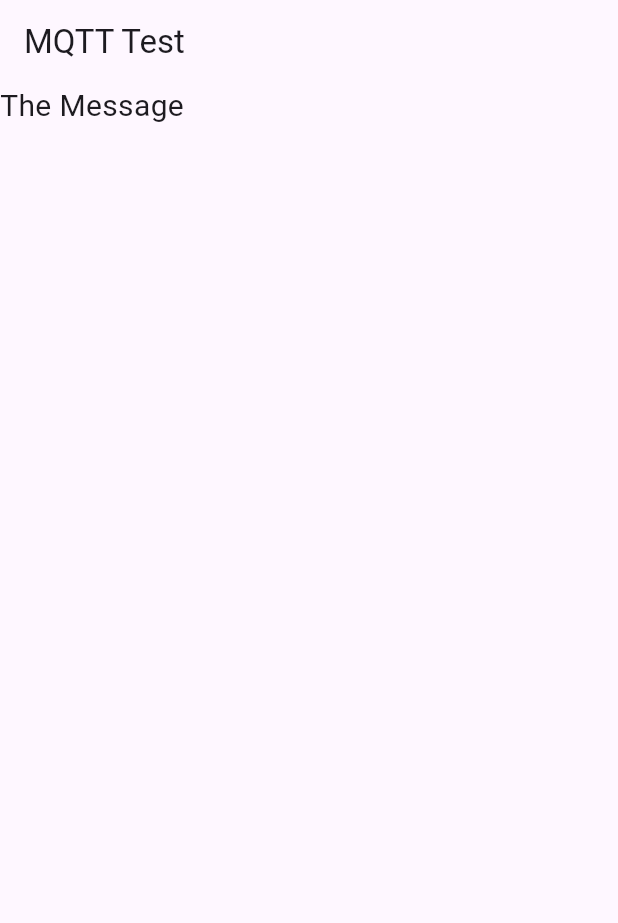
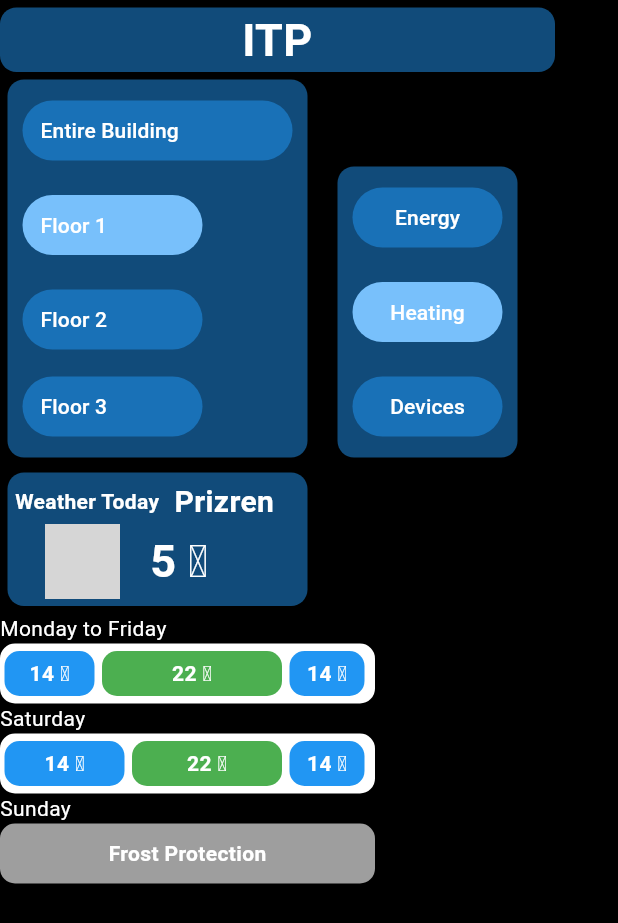
Before and after one commit to BrilantdonNura/Ampereum, a Flutter app: the screen it shows after launch, on a phone screen of 412 x 824 dp. Shown: the top 923 px of the screen. Run offline on Flutter 3.47's test engine with Material 3 defaults, Android fonts, the phone set to English and light mode, and no system bars; missing offline and left inert: mqtt_client; grey boxes are pictures that could not be loaded.

Commit message:
Started building the dashboard

```diff
--- a/lib/main.dart
+++ b/lib/main.dart
@@ -1,11 +1,12 @@
 import 'package:flutter/material.dart';
-import 'package:smarthomev3/test.dart';
+import 'package:smarthomev3/mqtt/test_mqtt.dart';
+import 'package:smarthomev3/screens/dashboard/dash_board.dart';
 
 void main(List<String> args) {
-  runApp(
-    const MaterialApp(
-      debugShowCheckedModeBanner: false,
-      home: TestMQTT(),
-    )
-  );
+  runApp(const MaterialApp(
+    debugShowCheckedModeBanner: false,
+    home: DashBoard(
+      userName: "ITP",
+    ),
+  ));
 }
--- a/lib/mqtt/mqtt_service.dart
+++ b/lib/mqtt/mqtt_service.dart
@@ -1,6 +1,6 @@
 import 'package:mqtt_client/mqtt_server_client.dart';
 import 'package:mqtt_client/mqtt_client.dart';
-// import 'package:mqtt_client/mqtt_browser_client.dart';
+import 'package:mqtt_client/mqtt_browser_client.dart'; // when developing in web
 
 import 'dart:io' show Platform;
 import 'package:flutter/foundation.dart' show kIsWeb;
@@ -10,19 +10,16 @@ import 'dart:math';
 class MqttService {
   // MqttServerClient? mqttClient;
 
+  final mqttClient = MqttBrowserClient(
+      'ws://192.168.56.1/ws', 'user_${Random().nextInt(10000)}');
 
-  // final mqttClient = kIsWeb
-  //     ? MqttBrowserClient(
-  //         'ws://192.168.56.1/ws', 'user_${Random().nextInt(10000)}')
-  //     : MqttServerClient("192.168.56.1", 'user_${Random().nextInt(10000)}');
-
-  final mqttClient =
-      MqttServerClient("192.168.56.1", 'user_${Random().nextInt(10000)}');
+  // final mqttClient =
+  //     MqttServerClient("192.168.56.1", 'user_${Random().nextInt(10000)}');
 
   Function(dynamic data, dynamic topic)? onDataReceived; // Callback f
 
   Future<void> connect() async {
-    mqttClient.port = 1883;
+    mqttClient.port = 9001; // 1883 over MQTT 9001 over ws
     mqttClient.keepAlivePeriod = 30;
     // mqttClient.secure = false;
 
--- a/lib/test.dart
+++ b/lib/mqtt/test_mqtt.dart
@@ -34,6 +34,7 @@ class _TestMQTTState extends State<TestMQTT> {
 
   @override
   Widget build(BuildContext context) {
+    print("width ${MediaQuery.of(context).size.width}");
     return Scaffold(
       appBar: AppBar(
         title: Text("MQTT Test"),
--- /dev/null
+++ b/lib/screens/dashboard/dash_board.dart
@@ -0,0 +1,35 @@
+import 'package:flutter/material.dart';
+import 'package:smarthomev3/screens/dashboard/widgets/building_floors.dart';
+import 'package:smarthomev3/screens/dashboard/widgets/monitor_type.dart';
+import 'package:smarthomev3/screens/dashboard/widgets/name_container.dart';
+import 'package:smarthomev3/screens/dashboard/widgets/weather_outdoor.dart';
+import 'package:smarthomev3/screens/dashboard/widgets/weekly_optimal_temp.dart';
+
+class DashBoard extends StatelessWidget {
+  const DashBoard({required this.userName, super.key});
+  final String userName;
+
+  @override
+  Widget build(BuildContext context) {
+    return Scaffold(
+        backgroundColor: Colors.black,
+        body: Column(
+          crossAxisAlignment: CrossAxisAlignment.start,
+          children: [
+            NameContainer(userName: userName),
+            const Row(
+              crossAxisAlignment: CrossAxisAlignment.end,
+              children: [
+                BuildinFloors(),
+                SizedBox(
+                  width: 10.0,
+                ),
+                MonitorType(),
+              ],
+            ),
+            const WeatherOutdoor(),
+            WeeklyOptimalTemp(),
+          ],
+        ));
+  }
+}
--- /dev/null
+++ b/lib/screens/dashboard/widgets/building_floors.dart
@@ -0,0 +1,107 @@
+import 'package:flutter/material.dart';
+
+class BuildinFloors extends StatefulWidget {
+  const BuildinFloors({super.key});
+
+  @override
+  State<BuildinFloors> createState() => _BuildinFloorsState();
+}
+
+class _BuildinFloorsState extends State<BuildinFloors> {
+  int button_selected = 1;
+
+  @override
+  Widget build(BuildContext context) {
+    return Container(
+      margin: EdgeInsets.all(5.0),
+      padding: EdgeInsets.symmetric(horizontal: 10, vertical: 5),
+      decoration: BoxDecoration(
+        color: Colors.blue.withOpacity(0.5),
+        borderRadius: BorderRadius.circular(11),
+      ),
+      child: Column(
+        crossAxisAlignment: CrossAxisAlignment.start,
+        children: [
+          Container(
+            width: 180,
+            margin: EdgeInsets.symmetric(vertical: 5.0),
+            child: TextButton(
+                style: TextButton.styleFrom(
+                  alignment: Alignment.centerLeft,
+                  backgroundColor: button_selected == 0
+                      ? const Color.fromARGB(255, 120, 192, 251)
+                      : Colors.blue.withOpacity(0.5),
+                ),
+                onPressed: () {
+                  button_selected = 0;
+                  setState(() {});
+                },
+                child: Text(
+                  "Entire Building",
+                  style: TextStyle(color: Colors.white),
+                )),
+          ),
+          Container(
+            width: 120,
+            margin: EdgeInsets.symmetric(vertical: 10.0),
+            child: TextButton(
+                style: TextButton.styleFrom(
+                  alignment: Alignment.centerLeft,
+                  backgroundColor: button_selected == 1
+                      ? const Color.fromARGB(255, 120, 192, 251)
+                      : Colors.blue.withOpacity(0.5),
+                ),
+                onPressed: () {
+                  button_selected = 1;
+                  setState(() {});
+                },
+                child: Text(
+                  "Floor 1",
+                  style: TextStyle(
+                    color: Colors.white,
+                  ),
+                )),
+          ),
+          Container(
+            width: 120,
+            margin: EdgeInsets.symmetric(vertical: 5.0),
+            child: TextButton(
+                style: TextButton.styleFrom(
+                  alignment: Alignment.centerLeft,
+                  backgroundColor: button_selected == 2
+                      ? const Color.fromARGB(255, 120, 192, 251)
+                      : Colors.blue.withOpacity(0.5),
+                ),
+                onPressed: () {
+                  button_selected = 2;
+                  setState(() {});
+                },
+                child: Text(
+                  "Floor 2",
+                  style: TextStyle(color: Colors.white),
+                )),
+          ),
+          Container(
+            width: 120,
+            margin: EdgeInsets.symmetric(vertical: 5.0),
+            child: TextButton(
+                style: TextButton.styleFrom(
+                  alignment: Alignment.centerLeft,
+                  backgroundColor: button_selected == 3
+                      ? const Color.fromARGB(255, 120, 192, 251)
+                      : Colors.blue.withOpacity(0.5),
+                ),
+                onPressed: () {
+                  button_selected = 3;
+                  setState(() {});
+                },
+                child: Text(
+                  "Floor 3",
+                  style: TextStyle(color: Colors.white),
+                )),
+          ),
+        ],
+      ),
+    );
+  }
+}
--- /dev/null
+++ b/lib/screens/dashboard/widgets/mon_fri.dart
@@ -0,0 +1,62 @@
+import 'package:flutter/foundation.dart';
+import 'package:flutter/material.dart';
+
+class MonToFri extends StatelessWidget {
+  const MonToFri({super.key});
+
+  @override
+  Widget build(BuildContext context) {
+    return         Container(
+          decoration: BoxDecoration(
+              color: Colors.white, borderRadius: BorderRadius.circular(10)),
+          height: 40,
+          width: 250,
+          child: Row(
+            children: [
+              Container(
+                alignment: Alignment.center,
+                decoration: BoxDecoration(
+                    color: Colors.blue,
+                    borderRadius: BorderRadius.circular(10)),
+                child: Text(
+                  "14 \u2103",
+                  style: TextStyle(
+                      color: Colors.white, fontWeight: FontWeight.bold),
+                ),
+                margin: EdgeInsets.only(left: 3),
+                height: 30,
+                width: 60,
+              ),
+              Container(
+                alignment: Alignment.center,
+                decoration: BoxDecoration(
+                    color: Colors.green,
+                    borderRadius: BorderRadius.circular(10)),
+                child: Text(
+                  "22 \u2103",
+                  style: TextStyle(
+                      color: Colors.white, fontWeight: FontWeight.bold),
+                ),
+                margin: EdgeInsets.only(left: 5),
+                height: 30,
+                width: 120,
+              ),
+              Container(
+                alignment: Alignment.center,
+                decoration: BoxDecoration(
+                    color: Colors.blue,
+                    borderRadius: BorderRadius.circular(10)),
+                child: Text(
+                  "14 \u2103",
+                  style: TextStyle(
+                      color: Colors.white, fontWeight: FontWeight.bold),
+                ),
+                margin: EdgeInsets.only(left: 5),
+                height: 30,
+                width: 50,
+              ),
+            ],
+          ),
+        );
+  }
+}
--- /dev/null
+++ b/lib/screens/dashboard/widgets/monitor_type.dart
@@ -0,0 +1,82 @@
+import 'package:flutter/material.dart';
+
+class MonitorType extends StatefulWidget {
+  const MonitorType({super.key});
+
+  @override
+  State<MonitorType> createState() => _MonitorTypeState();
+}
+
+class _MonitorTypeState extends State<MonitorType> {
+  int button_selected = 1;
+
+  @override
+  Widget build(BuildContext context) {
+    return Container(
+      margin: EdgeInsets.all(5.0),
+      padding: EdgeInsets.symmetric(horizontal: 10, vertical: 5),
+      decoration: BoxDecoration(
+        color: Colors.blue.withOpacity(0.5),
+        borderRadius: BorderRadius.circular(11),
+      ),
+      child: Column(
+        children: [
+          Container(
+            width: 100,
+            margin: EdgeInsets.symmetric(vertical: 5.0),
+            child: TextButton(
+                style: TextButton.styleFrom(
+                  backgroundColor: button_selected == 0
+                      ? const Color.fromARGB(255, 120, 192, 251)
+                      : Colors.blue.withOpacity(0.5),
+                ),
+                onPressed: () {
+                  button_selected = 0;
+                  setState(() {});
+                },
+                child: Text(
+                  "Energy",
+                  style: TextStyle(color: Colors.white),
+                )),
+          ),
+          Container(
+            width: 100,
+            margin: EdgeInsets.symmetric(vertical: 10.0),
+            child: TextButton(
+                style: TextButton.styleFrom(
+                  backgroundColor: button_selected == 1
+                      ? const Color.fromARGB(255, 120, 192, 251)
+                      : Colors.blue.withOpacity(0.5),
+                ),
+                onPressed: () {
+                  button_selected = 1;
+                  setState(() {});
+                },
+                child: Text(
+                  "Heating",
+                  style: TextStyle(color: Colors.white),
+                )),
+          ),
+          Container(
+            width: 100,
+            margin: EdgeInsets.symmetric(vertical: 5.0),
+            child: TextButton(
+                style: TextButton.styleFrom(
+                  backgroundColor: button_selected == 2
+                      ? const Color.fromARGB(255, 120, 192, 251)
+                      : Colors.blue.withOpacity(0.5),
+                ),
+                onPressed: () {
+                  button_selected = 2;
+                  setState(() {});
+                },
+                child: Text(
+                  "Devices",
+                  style: TextStyle(color: Colors.white),
+                )),
+          ),
+        ],
+      ),
+    );
+  }
+}
--- /dev/null
+++ b/lib/screens/dashboard/widgets/name_container.dart
@@ -0,0 +1,25 @@
+import 'package:flutter/foundation.dart';
+import 'package:flutter/material.dart';
+
+class NameContainer extends StatelessWidget {
+  const NameContainer({required this.userName, super.key});
+  final String userName;
+
+  @override
+  Widget build(BuildContext context) {
+    return Container(
+      margin: EdgeInsets.only(top: 5.0),
+      width: 370,
+      decoration: BoxDecoration(
+        color: Colors.blue.withOpacity(0.5),
+        borderRadius: BorderRadius.circular(11),
+      ),
+      child: Text(
+        userName,
+        textAlign: TextAlign.center,
+        style: TextStyle(
+            fontWeight: FontWeight.bold, fontSize: 30.0, color: Colors.white),
+      ),
+    );
+  }
+}
--- /dev/null
+++ b/lib/screens/dashboard/widgets/saturday.dart
@@ -0,0 +1,59 @@
+import 'package:flutter/foundation.dart';
+import 'package:flutter/material.dart';
+
+class Saturday extends StatelessWidget {
+  const Saturday({super.key});
+
+  @override
+  Widget build(BuildContext context) {
+    return Container(
+      decoration: BoxDecoration(
+          color: Colors.white, borderRadius: BorderRadius.circular(10)),
+      height: 40,
+      width: 250,
+      child: Row(
+        children: [
+          Container(
+            alignment: Alignment.center,
+            decoration: BoxDecoration(
+                color: Colors.blue, borderRadius: BorderRadius.circular(10)),
+            child: Text(
+              "14 \u2103",
+              style:
+                  TextStyle(color: Colors.white, fontWeight: FontWeight.bold),
+            ),
+            margin: EdgeInsets.only(left: 3),
+            height: 30,
+            width: 80,
+          ),
+          Container(
+            alignment: Alignment.center,
+            decoration: BoxDecoration(
+                color: Colors.green, borderRadius: BorderRadius.circular(10)),
+            child: Text(
+              "22 \u2103",
+              style:
+                  TextStyle(color: Colors.white, fontWeight: FontWeight.bold),
+            ),
+            margin: EdgeInsets.only(left: 5),
+            height: 30,
+            width: 100,
+          ),
+          Container(
+            alignment: Alignment.center,
+            decoration: BoxDecoration(
+                color: Colors.blue, borderRadius: BorderRadius.circular(10)),
+            child: Text(
+              "14 \u2103",
+              style:
+                  TextStyle(color: Colors.white, fontWeight: FontWeight.bold),
+            ),
+            margin: EdgeInsets.only(left: 5),
+            height: 30,
+            width: 50,
+          ),
+        ],
+      ),
+    );
+  }
+}
--- /dev/null
+++ b/lib/screens/dashboard/widgets/sunday.dart
@@ -0,0 +1,21 @@
+import 'package:flutter/foundation.dart';
+import 'package:flutter/material.dart';
+
+class Sunday extends StatelessWidget {
+  const Sunday({super.key});
+
+  @override
+  Widget build(BuildContext context) {
+    return Container(
+      alignment: Alignment.center,
+      decoration: BoxDecoration(
+          color: Colors.grey, borderRadius: BorderRadius.circular(10)),
+      height: 40,
+      width: 250,
+      child: Text(
+        "Frost Protection",
+        style: TextStyle(color: Colors.white, fontWeight: FontWeight.bold),
+      ),
+    );
+  }
+}
--- /dev/null
+++ b/lib/screens/dashboard/widgets/weather_outdoor.dart
@@ -0,0 +1,66 @@
+import 'package:flutter/foundation.dart';
+import 'package:flutter/material.dart';
+
+class WeatherOutdoor extends StatelessWidget {
+  const WeatherOutdoor({super.key});
+
+  @override
+  Widget build(BuildContext context) {
+    return Container(
+      margin: EdgeInsets.all(5.0),
+      padding: EdgeInsets.all(5.0),
+      decoration: BoxDecoration(
+        color: Colors.blue.withOpacity(0.5),
+        borderRadius: BorderRadius.circular(11),
+      ),
+      width: 200,
+      child: Column(
+        crossAxisAlignment: CrossAxisAlignment.start,
+        children: [
+          Row(
+            children: [
+              Text(
+                "Weather Today",
+                style:
+                    TextStyle(color: Colors.white, fontWeight: FontWeight.bold),
+              ),
+              SizedBox(
+                width: 10,
+              ),
+              Text(
+                "Prizren",
+                style: TextStyle(
+                    color: Colors.white,
+                    fontWeight: FontWeight.bold,
+                    fontSize: 20),
+              ),
+            ],
+          ),
+          Row(
+            children: [
+              SizedBox(
+                width: 20,
+              ),
+              Image.asset(
+                "clouds.png",
+                height: 50,
+                width: 50,
+                color: Colors.white,
+              ),
+              SizedBox(
+                width: 20,
+              ),
+              Text(
+                "5 \u2103",
+                style: TextStyle(
+                    color: Colors.white,
+                    fontWeight: FontWeight.bold,
+                    fontSize: 30),
+              ),
+            ],
+          ),
+        ],
+      ),
+    );
+  }
+}
--- /dev/null
+++ b/lib/screens/dashboard/widgets/weekly_optimal_temp.dart
@@ -0,0 +1,31 @@
+import 'package:flutter/material.dart';
+import 'package:smarthomev3/screens/dashboard/widgets/mon_fri.dart';
+import 'package:smarthomev3/screens/dashboard/widgets/saturday.dart';
+import 'package:smarthomev3/screens/dashboard/widgets/sunday.dart';
+
+class WeeklyOptimalTemp extends StatelessWidget {
+  const WeeklyOptimalTemp({super.key});
+
+  @override
+  Widget build(BuildContext context) {
+    return Container(
+      child: Column(crossAxisAlignment: CrossAxisAlignment.start, children: [
+        Text(
+          "Monday to Friday",
+          style: TextStyle(color: Colors.white),
+        ),
+        MonToFri(),
+        Text(
+          "Saturday",
+          style: TextStyle(color: Colors.white),
+        ),
+        Saturday(),
+        Text(
+          "Sunday",
+          style: TextStyle(color: Colors.white),
+        ),
+        Sunday(),
+      ]),
+    );
+  }
+}
--- a/pubspec.yaml
+++ b/pubspec.yaml
@@ -60,8 +60,8 @@ flutter:
   uses-material-design: true
 
   # To add assets to your application, add an assets section, like this:
-  # assets:
-  #   - images/a_dot_burr.jpeg
+  assets:
+    - assets/
   #   - images/a_dot_ham.jpeg
 
   # An image asset can refer to one or more resolution-specific "variants", see
```
Also changed, not shown: assets/clouds.png (added), 1 other file.
